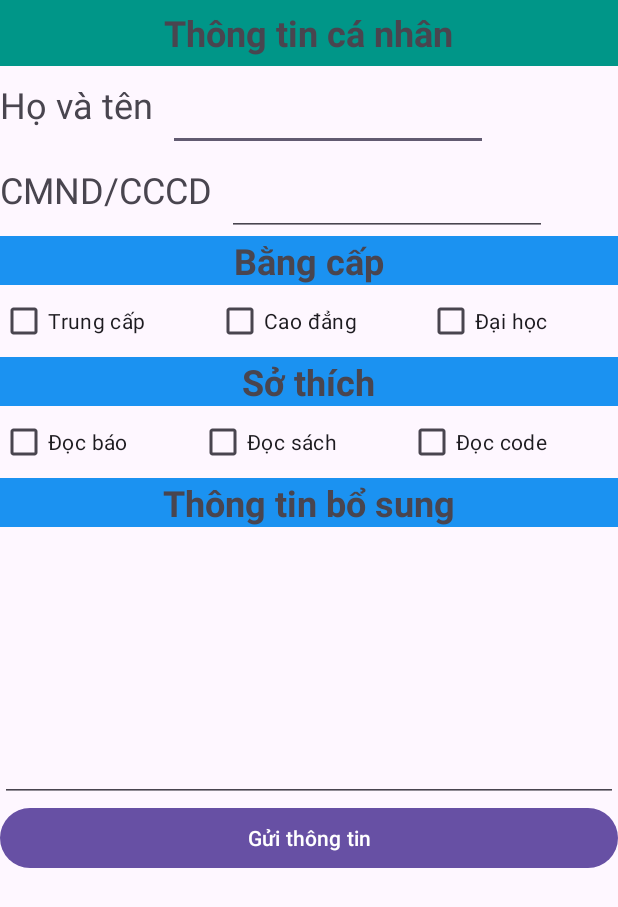
After one commit to CatalizCS/Mobile-Application-Development, an Android app: the InfomationAddActivity screen opened directly, with no data from a screen before it, on a phone screen of 412 x 824 dp. The commit adds this screen. Shown: the top 907 px of the screen. Run offline under Robolectric (Android 15) with nearby library versions, the phone set to English and light mode, and no system bars.

Commit message:
Buổi 2 bài 9: Thực hành và hiểu được các Control cơ bản trong Android

```diff
--- a/app/src/main/AndroidManifest.xml
+++ b/app/src/main/AndroidManifest.xml
@@ -12,6 +12,9 @@
 		android:supportsRtl="true"
 		android:theme="@style/Theme.Android"
 		tools:targetApi="31">
+		<activity
+			android:name=".InfomationAddActivity"
+			android:exported="false" />
 		<activity
 			android:name=".LunarYearConvertActivity"
 			android:exported="false" />
--- /dev/null
+++ b/app/src/main/java/com/tama/android/InfomationAddActivity.java
@@ -0,0 +1,115 @@
+package com.tama.android;
+
+import androidx.appcompat.app.AppCompatActivity;
+
+import android.os.Bundle;
+import android.view.View;
+import android.widget.CheckBox;
+import android.widget.EditText;
+
+public class InfomationAddActivity extends AppCompatActivity implements View.OnClickListener {
+
+    @Override
+    protected void onCreate(Bundle savedInstanceState) {
+        super.onCreate(savedInstanceState);
+        setContentView(R.layout.infomation_add_activity);
+
+        findViewById(R.id.btnsubmit).setOnClickListener(this);
+    }
+
+
+    @Override
+    public void onClick(View v) {
+        if (v.getId() == R.id.btnsubmit) {
+            EditText fullname = findViewById(R.id.fullnameInput);
+            EditText IDUser = findViewById(R.id.IDUserInput);
+
+            String fullnameStr = fullname.getText().toString();
+            String IDUserStr = IDUser.getText().toString();
+
+//          bằng cấp
+            CheckBox checkBox = findViewById(R.id.checkBox);
+            CheckBox checkBox2 = findViewById(R.id.checkBox2);
+            CheckBox checkBox3 = findViewById(R.id.checkBox3);
+
+//            sở thích
+            CheckBox checkBox4 = findViewById(R.id.checkBox4);
+            CheckBox checkBox5 = findViewById(R.id.checkBox5);
+            CheckBox checkBox6 = findViewById(R.id.checkBox6);
+
+//            Thông tin bổ sung
+            EditText addInfo = findViewById(R.id.addInfoInput);
+
+//            Tên người không được để trống và phải có ít nhất 3 ký tự
+//            - Chứng minh nhân dân chỉ được nhập kiểu số và phải có đúng 9 chữ số
+//            - Bằng cấp mặc định sẽ chọn là Đại học
+//            - Sở thích phải chọn ít nhất 1 chọn lựa
+//            - Thông tin bổ sung có thể để trống
+//                    - Khi bấm gửi thông tin, chương trình sẽ hiển thị toàn bộ thông tin cá nhân cho
+//            người sử dụng biết (dùng Alert Dialog)
+
+
+            if (fullnameStr.length() < 3) {
+                fullname.setError("Tên người không được để trống và phải có ít nhất 3 ký tự");
+                return;
+            }
+
+
+            if (IDUserStr.length() != 9 || !IDUserStr.matches("[0-9]+")) {
+                IDUser.setError("Chứng minh nhân dân chỉ được nhập kiểu số và phải có đúng 9 chữ số");
+                return;
+            }
+
+            if (!checkBox.isChecked() && !checkBox2.isChecked() && !checkBox3.isChecked()) {
+                checkBox.setError("Bằng cấp mặc định sẽ chọn là Đại học");
+                checkBox3.setChecked(true);
+            }
+
+            if (!checkBox4.isChecked() && !checkBox5.isChecked() && !checkBox6.isChecked()) {
+                checkBox4.setError("Sở thích phải chọn ít nhất 1 chọn lựa");
+                return;
+            }
+
+            String bcap = "";
+            if (checkBox.isChecked()) {
+                bcap = "Cao đẳng";
+            } else if (checkBox2.isChecked()) {
+                bcap = "Trung cấp";
+            } else if (checkBox3.isChecked()) {
+                bcap = "Đại học";
+            }
+
+            String sothich = "";
+            if (checkBox4.isChecked()) {
+                sothich += "Đọc Báo ";
+            }
+            if (checkBox5.isChecked()) {
+                sothich += "Đọc Sách ";
+            }
+            if (checkBox6.isChecked()) {
+                sothich += "Đọc Code ";
+            }
+
+            String addInfoStr = addInfo.getText().toString();
+
+            android.app.AlertDialog.Builder builder = new android.app.AlertDialog.Builder(this);
+            builder.setTitle("Thông tin cá nhân");
+            builder.setMessage("Tên người: " + fullnameStr + "\n" +
+                    "Chứng minh nhân dân: " + IDUserStr + "\n" +
+                    "Bằng cấp: " + bcap + "\n" +
+                    "Sở thích: " + sothich + "\n" +
+                    "--------------------------------" + "\n" +
+                    "Thông tin bổ sung: " + addInfoStr + "\n" +
+                    "--------------------------------");
+
+            builder.setIcon(android.R.drawable.ic_dialog_info);
+            builder.setPositiveButton("Close", new android.content.DialogInterface.OnClickListener() {
+                public void onClick(android.content.DialogInterface dialog, int id) {
+                    dialog.cancel();
+                }
+            });
+            android.app.AlertDialog alert = builder.create();
+            alert.show();
+        }
+    }
+}
--- a/app/src/main/java/com/tama/android/LoginActivity.java
+++ b/app/src/main/java/com/tama/android/LoginActivity.java
@@ -81,4 +81,8 @@ public class LoginActivity extends Activity implements View.OnClickListener {
     public void TestLunarYearConvert(View view) {
         startActivity(new android.content.Intent(this, LunarYearConvertActivity.class));
     }
+
+    public void TestInfomationAdd(View view) {
+        startActivity(new android.content.Intent(this, InfomationAddActivity.class));
+    }
 }
--- /dev/null
+++ b/app/src/main/res/layout/infomation_add_activity.xml
@@ -0,0 +1,192 @@
+<?xml version="1.0" encoding="utf-8"?>
+<androidx.constraintlayout.widget.ConstraintLayout xmlns:android="http://schemas.android.com/apk/res/android"
+	xmlns:app="http://schemas.android.com/apk/res-auto"
+	xmlns:tools="http://schemas.android.com/tools"
+	android:layout_width="match_parent"
+	android:layout_height="match_parent"
+	tools:context=".InfomationAddActivity">
+	<LinearLayout
+		android:layout_width="match_parent"
+		android:layout_height="match_parent"
+		android:orientation="vertical"
+		tools:layout_editor_absoluteX="0dp"
+		tools:layout_editor_absoluteY="16dp">
+
+		<FrameLayout
+			android:layout_width="match_parent"
+			android:layout_height="44dp"
+			android:background="#009688">
+
+			<TextView
+				android:id="@+id/textView"
+				android:layout_width="wrap_content"
+				android:layout_height="wrap_content"
+				android:layout_gravity="center"
+				android:text="Thông tin cá nhân"
+				android:textSize="24sp"
+				android:textStyle="bold" />
+
+		</FrameLayout>
+
+		<LinearLayout
+			android:layout_width="wrap_content"
+			android:layout_height="wrap_content"
+			android:orientation="horizontal">
+
+			<TextView
+				android:id="@+id/fullname"
+				android:layout_width="wrap_content"
+				android:layout_height="wrap_content"
+				android:paddingRight="10dp"
+				android:text="Họ và tên"
+				android:textSize="24sp" />
+
+			<EditText
+				android:id="@+id/fullnameInput"
+				android:layout_width="match_parent"
+				android:layout_height="wrap_content"
+				android:ems="10"
+				android:inputType="text"
+				android:padding="16dp" />
+		</LinearLayout>
+
+		<LinearLayout
+			android:layout_width="wrap_content"
+			android:layout_height="wrap_content"
+			android:orientation="horizontal">
+
+			<TextView
+				android:id="@+id/IDUser"
+				android:layout_width="wrap_content"
+				android:layout_height="wrap_content"
+				android:paddingRight="10dp"
+				android:text="CMND/CCCD"
+				android:textSize="24sp" />
+
+			<EditText
+				android:id="@+id/IDUserInput"
+				android:layout_width="wrap_content"
+				android:layout_height="wrap_content"
+				android:ems="10"
+				android:inputType="text"
+				android:padding="16dp" />
+		</LinearLayout>
+
+		<FrameLayout
+			android:layout_width="match_parent"
+			android:layout_height="wrap_content"
+			android:background="#1B92F1">
+
+			<TextView
+				android:id="@+id/textView3"
+				android:layout_width="wrap_content"
+				android:layout_height="wrap_content"
+				android:layout_gravity="center"
+				android:text="Bằng cấp"
+				android:textSize="24sp"
+				android:textStyle="bold" />
+
+		</FrameLayout>
+
+		<LinearLayout
+			android:layout_width="match_parent"
+			android:layout_height="wrap_content"
+			android:orientation="horizontal">
+
+			<CheckBox
+				android:id="@+id/checkBox"
+				android:layout_width="wrap_content"
+				android:layout_height="wrap_content"
+				android:layout_weight="1"
+				android:text="Trung cấp" />
+
+			<CheckBox
+				android:id="@+id/checkBox2"
+				android:layout_width="wrap_content"
+				android:layout_height="wrap_content"
+				android:layout_weight="1"
+				android:text="Cao đẳng" />
+
+			<CheckBox
+				android:id="@+id/checkBox3"
+				android:layout_width="wrap_content"
+				android:layout_height="wrap_content"
+				android:layout_weight="1"
+				android:text="Đại học" />
+		</LinearLayout>
+		<FrameLayout
+			android:layout_width="match_parent"
+			android:layout_height="wrap_content"
+			android:background="#1B92F1">
+
+			<TextView
+				android:id="@+id/textView4"
+				android:layout_width="wrap_content"
+				android:layout_height="wrap_content"
+				android:layout_gravity="center"
+				android:text="Sở thích"
+				android:textSize="24sp"
+				android:textStyle="bold" />
+
+		</FrameLayout>
+
+		<LinearLayout
+			android:layout_width="match_parent"
+			android:layout_height="wrap_content"
+			android:orientation="horizontal">
+
+			<CheckBox
+				android:id="@+id/checkBox4"
+				android:layout_width="wrap_content"
+				android:layout_height="wrap_content"
+				android:layout_weight="1"
+				android:text="Đọc báo" />
+
+			<CheckBox
+				android:id="@+id/checkBox5"
+				android:layout_width="wrap_content"
+				android:layout_height="wrap_content"
+				android:layout_weight="1"
+				android:text="Đọc sách" />
+
+			<CheckBox
+				android:id="@+id/checkBox6"
+				android:layout_width="wrap_content"
+				android:layout_height="wrap_content"
+				android:layout_weight="1"
+				android:text="Đọc code" />
+		</LinearLayout>
+
+		<FrameLayout
+			android:layout_width="match_parent"
+			android:layout_height="wrap_content"
+			android:background="#1B92F1">
+
+			<TextView
+				android:id="@+id/textView2"
+				android:layout_width="wrap_content"
+				android:layout_height="wrap_content"
+				android:layout_gravity="center"
+				android:text="Thông tin bổ sung"
+				android:textSize="24sp"
+				android:textStyle="bold" />
+
+
+		</FrameLayout>
+
+		<EditText
+			android:id="@+id/addInfoInput"
+			android:layout_width="match_parent"
+			android:layout_height="183dp"
+			android:ems="10"
+			android:inputType="text" />
+
+		<Button
+			android:id="@+id/btnsubmit"
+			android:layout_width="match_parent"
+			android:layout_height="wrap_content"
+			android:text="Gửi thông tin" />
+
+	</LinearLayout>
+
+</androidx.constraintlayout.widget.ConstraintLayout>
--- a/app/src/main/res/layout/login_linear_layout.xml
+++ b/app/src/main/res/layout/login_linear_layout.xml
@@ -80,10 +80,20 @@
 		android:layout_above="@id/TempConvert"/>
 
 	<Button
+		android:id="@+id/LunarYearConvert"
 		android:layout_width="match_parent"
 		android:layout_height="wrap_content"
 		android:onClick="TestLunarYearConvert"
 		android:text="Test Lunar Year Convert"
 		android:layout_above="@id/LoginAlert"/>
 
+	<Button
+		android:id="@+id/InfomationAdd"
+		android:layout_width="match_parent"
+		android:layout_height="wrap_content"
+		android:onClick="TestInfomationAdd"
+		android:text="Test Infomation Add"
+		android:layout_above="@id/LunarYearConvert"/>
+
+
 </RelativeLayout>
```
